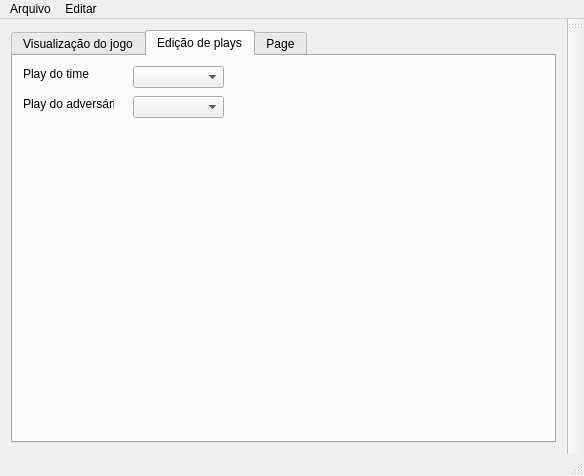
First picture: the form in src/clients/graphicalintelligence/GraphicalIntelligence.ui, repository legacy-roboime/legacy-roboime-intel, before the edit.
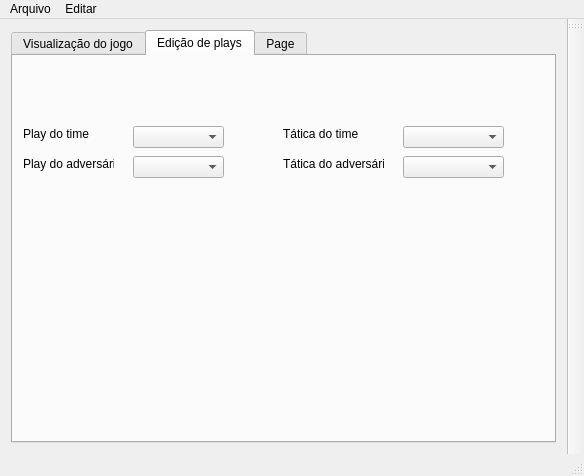
Second picture: the form after the edit. The open tabs and pages were chosen to show the change. Custom widgets are drawn as their Qt base class.

Diff of the .ui file:
```diff
--- a/src/clients/graphicalintelligence/GraphicalIntelligence.ui
+++ b/src/clients/graphicalintelligence/GraphicalIntelligence.ui
@@ -259,7 +259,7 @@
         <property name="geometry">
          <rect>
           <x>10</x>
-          <y>10</y>
+          <y>70</y>
           <width>91</width>
           <height>16</height>
          </rect>
@@ -272,7 +272,7 @@
         <property name="geometry">
          <rect>
           <x>10</x>
-          <y>40</y>
+          <y>100</y>
           <width>91</width>
           <height>16</height>
          </rect>
@@ -285,7 +285,7 @@
         <property name="geometry">
          <rect>
           <x>120</x>
-          <y>10</y>
+          <y>70</y>
           <width>91</width>
           <height>22</height>
          </rect>
@@ -295,12 +295,80 @@
         <property name="geometry">
          <rect>
           <x>120</x>
-          <y>40</y>
+          <y>100</y>
           <width>91</width>
           <height>22</height>
          </rect>
         </property>
        </widget>
+       <widget class="QLabel" name="label_6">
+        <property name="geometry">
+         <rect>
+          <x>270</x>
+          <y>70</y>
+          <width>101</width>
+          <height>16</height>
+         </rect>
+        </property>
+        <property name="text">
+         <string>Tática do time</string>
+        </property>
+       </widget>
+       <widget class="QComboBox" name="cmbSelectTacticOurs">
+        <property name="geometry">
+         <rect>
+          <x>390</x>
+          <y>70</y>
+          <width>101</width>
+          <height>22</height>
+         </rect>
+        </property>
+       </widget>
+       <widget class="QComboBox" name="cmbSelectTacticTheirs">
+        <property name="geometry">
+         <rect>
+          <x>390</x>
+          <y>100</y>
+          <width>101</width>
+          <height>22</height>
+         </rect>
+        </property>
+       </widget>
+       <widget class="QLabel" name="label_8">
+        <property name="geometry">
+         <rect>
+          <x>270</x>
+          <y>100</y>
+          <width>101</width>
+          <height>16</height>
+         </rect>
+        </property>
+        <property name="text">
+         <string>Tática do adversário</string>
+        </property>
+       </widget>
+       <widget class="QWidget" name="">
+        <property name="geometry">
+         <rect>
+          <x>118</x>
+          <y>20</y>
+          <width>241</width>
+          <height>22</height>
+         </rect>
+        </property>
+        <layout class="QHBoxLayout" name="horizontalLayout_6">
+         <item>
+          <widget class="QLabel" name="label_7">
+           <property name="text">
+            <string>Modo de entrada</string>
+           </property>
+          </widget>
+         </item>
+         <item>
+          <widget class="QComboBox" name="cmbSelectMode"/>
+         </item>
+        </layout>
+       </widget>
       </widget>
       <widget class="QWidget" name="tab_3">
        <attribute name="title">
```
Left out of the diff: 2 changed lines with no effect on the pictures.
